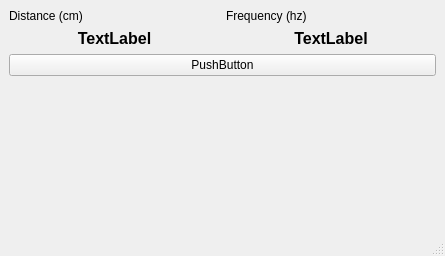
Before: the Qt Designer form tf03_setup/main_window.ui in codincodee/tf0x_dev, drawn with Qt 5.
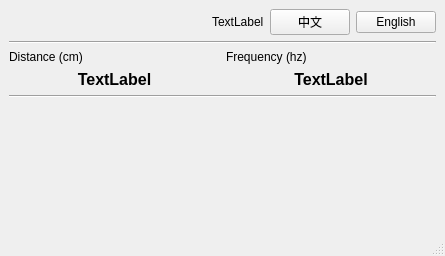
After: the same form once the commit is applied.

Patch:
```diff
--- a/tf03_setup/main_window.ui
+++ b/tf03_setup/main_window.ui
@@ -19,6 +19,64 @@
   <widget class="QWidget" name="centralwidget">
    <layout class="QGridLayout" name="gridLayout">
     <item row="0" column="0">
+     <layout class="QGridLayout" name="gridLayout_4">
+      <item row="0" column="2">
+       <widget class="QPushButton" name="ChinesePushButton">
+        <property name="text">
+         <string>中文</string>
+        </property>
+       </widget>
+      </item>
+      <item row="0" column="3">
+       <widget class="QPushButton" name="EnglishPushButton">
+        <property name="text">
+         <string>English</string>
+        </property>
+       </widget>
+      </item>
+      <item row="0" column="0">
+       <spacer name="horizontalSpacer">
+        <property name="orientation">
+         <enum>Qt::Horizontal</enum>
+        </property>
+        <property name="sizeHint" stdset="0">
+         <size>
+          <width>40</width>
+          <height>20</height>
+         </size>
+        </property>
+       </spacer>
+      </item>
+      <item row="0" column="1">
+       <widget class="QLabel" name="LanguageLabel">
+        <property name="text">
+         <string>TextLabel</string>
+        </property>
+       </widget>
+      </item>
+     </layout>
+    </item>
+    <item row="5" column="0">
+     <spacer name="verticalSpacer">
+      <property name="orientation">
+       <enum>Qt::Vertical</enum>
+      </property>
+      <property name="sizeHint" stdset="0">
+       <size>
+        <width>20</width>
+        <height>40</height>
+       </size>
+      </property>
+     </spacer>
+    </item>
+    <item row="3" column="0">
+     <widget class="Line" name="line">
+      <property name="orientation">
+       <enum>Qt::Horizontal</enum>
+      </property>
+     </widget>
+    </item>
+    <item row="2" column="0">
      <layout class="QGridLayout" name="gridLayout_3">
       <item row="0" column="0">
        <widget class="QLabel" name="label">
@@ -77,28 +135,11 @@
      </layout>
     </item>
     <item row="1" column="0">
-     <layout class="QGridLayout" name="gridLayout_2">
-      <item row="1" column="1">
-       <widget class="QPushButton" name="TestPushButton">
-        <property name="text">
-         <string>PushButton</string>
-        </property>
-       </widget>
-      </item>
-     </layout>
-    </item>
-    <item row="2" column="0">
-     <spacer name="verticalSpacer">
+     <widget class="Line" name="line_2">
       <property name="orientation">
-       <enum>Qt::Vertical</enum>
+       <enum>Qt::Horizontal</enum>
       </property>
-      <property name="sizeHint" stdset="0">
-       <size>
-        <width>20</width>
-        <height>40</height>
-       </size>
-      </property>
-     </spacer>
+     </widget>
     </item>
    </layout>
   </widget>
```
Left out of the diff: 7 changed lines with no effect on the pictures.
